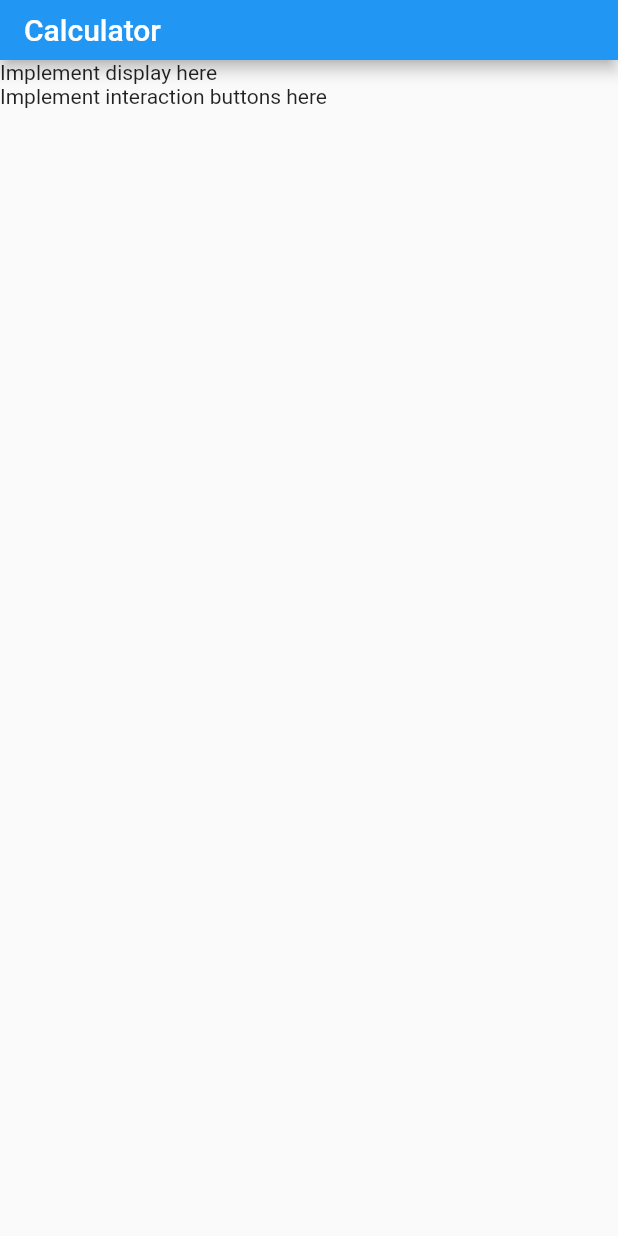
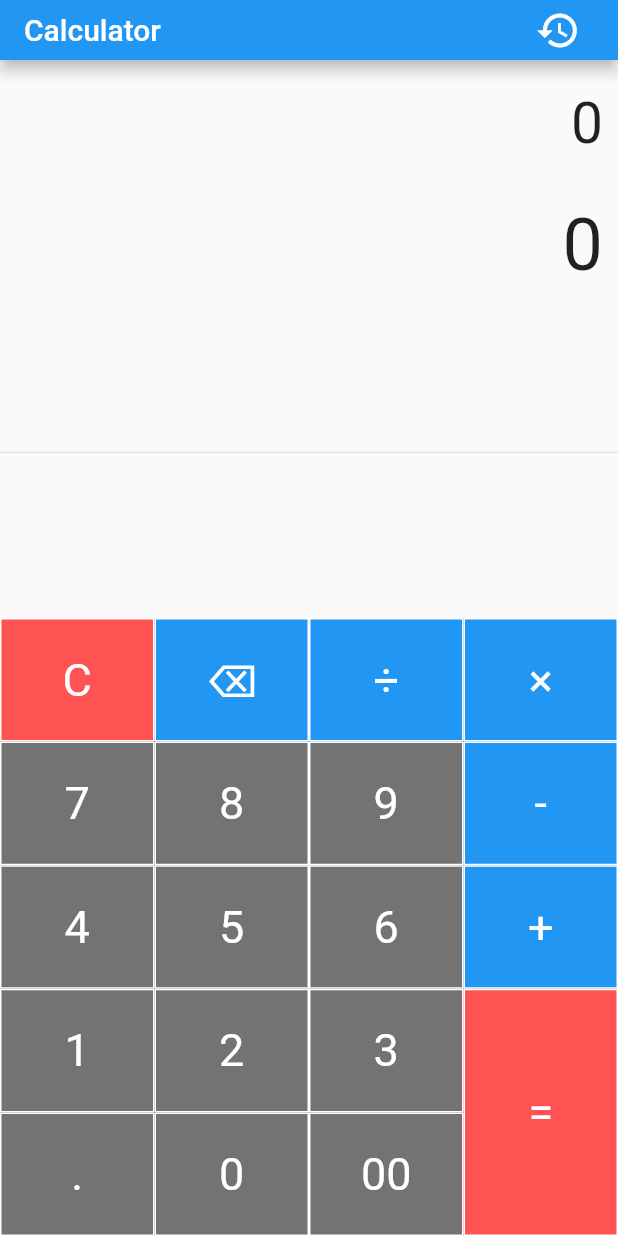
Before and after one commit to kruziikinc/KruziikInterviewChallenge, a Flutter app: the screen it shows after launch, on a phone screen of 412 x 824 dp. Run offline on Flutter 3.47's test engine with Material 2 defaults, Android fonts, the phone set to English and light mode, and no system bars; our stand-ins replace math_expressions, shared_preferences.

Commit message:
final commit --challenge submission

```diff
--- a/lib/main.dart
+++ b/lib/main.dart
@@ -16,6 +16,7 @@ class _CalcState extends State<Calc> {
     return MaterialApp(
       title: 'A simple calculator app',
       // routes: <Create router here>,
+      debugShowCheckedModeBanner: false,
       home: Home(),
     );
   }
--- a/lib/nav/appbar.dart
+++ b/lib/nav/appbar.dart
@@ -1,3 +1,4 @@
+import 'package:calc_challenge/screens/history.dart';
 import 'package:flutter/material.dart';
 
 class CustomNav extends StatelessWidget with PreferredSizeWidget {
@@ -5,6 +6,21 @@ class CustomNav extends StatelessWidget with PreferredSizeWidget {
   Widget build(BuildContext context) {
     return AppBar(
       title: Text('Calculator'),
+      actions: [
+        Padding(
+          padding: const EdgeInsets.only(right: 25.0),
+          child: GestureDetector(
+            onTap: () {
+              Navigator.push(context,
+                  MaterialPageRoute(builder: (context) => history()));
+            },
+            child: Icon(
+              Icons.history,
+              size: 30,
+            ),
+          ),
+        )
+      ],
     );
   }
 
--- a/lib/screens/home.dart
+++ b/lib/screens/home.dart
@@ -1,5 +1,9 @@
 import 'package:calc_challenge/nav/appbar.dart';
 import 'package:flutter/material.dart';
+import 'package:math_expressions/math_expressions.dart';
+import 'package:shared_preferences/shared_preferences.dart';
+
+import '../nav/appbar.dart';
 
 class Home extends StatefulWidget {
   @override
@@ -7,22 +11,205 @@ class Home extends StatefulWidget {
 }
 
 class _HomeState extends State<Home> {
+
+  String equation = "0";
+  String result = "0";
+  String expression = "";
+  double equationFontSize = 38.0;
+  double resultFontSize = 48.0;
+
+  buttonPressed(String buttonText) async{
+    SharedPreferences sprefs=await SharedPreferences.getInstance();
+    sprefs.setString('equation','0');
+    sprefs.setString('result','0');
+    setState(() {
+      if(buttonText == "C"){
+        equation = "0";
+        result = "0";
+        equationFontSize = 38.0;
+        resultFontSize = 48.0;
+      }
+
+      else if(buttonText == "⌫"){
+        equationFontSize = 48.0;
+        resultFontSize = 38.0;
+        equation = equation.substring(0, equation.length - 1);
+        if(equation == ""){
+          equation = "0";
+        }
+      }
+
+      else if(buttonText == "="){
+        equationFontSize = 38.0;
+        resultFontSize = 48.0;
+
+        expression = equation;
+        expression = expression.replaceAll('×', '*');
+        expression = expression.replaceAll('÷', '/');
+
+        try{
+          Parser p = Parser();
+          Expression exp = p.parse(expression);
+
+          ContextModel cm = ContextModel();
+          result = '${exp.evaluate(EvaluationType.REAL, cm)}';
+        }catch(e){
+          result = "Error";
+        }
+
+      }
+
+      else{
+        equationFontSize = 48.0;
+        resultFontSize = 38.0;
+        if(equation == "0"){
+          equation = buttonText;
+        }else {
+          equation = equation + buttonText;
+        }
+      }
+    });
+  }
+
+  Widget buildButton(String buttonText, double buttonHeight, Color buttonColor){
+    return Container(
+      height: MediaQuery.of(context).size.height * 0.1 * buttonHeight,
+      color: buttonColor,
+      child: FlatButton(
+          shape: RoundedRectangleBorder(
+              borderRadius: BorderRadius.circular(0.0),
+              side: BorderSide(
+                  color: Colors.white,
+                  width: 1,
+                  style: BorderStyle.solid
+              )
+          ),
+          padding: EdgeInsets.all(16.0),
+          onPressed: () => buttonPressed(buttonText),
+          child: Text(
+            buttonText,
+            style: TextStyle(
+                fontSize: 30.0,
+                fontWeight: FontWeight.normal,
+                color: Colors.white
+            ),
+          )
+      ),
+    );
+  }
+
+
   @override
   Widget build(BuildContext context) {
     return Scaffold(
       appBar: CustomNav(),
       body: Column(
-        children: [
+        children: <Widget>[
+
+
+          Container(
+            alignment: Alignment.centerRight,
+            padding: EdgeInsets.fromLTRB(10, 20, 10, 0),
+            child: Text(equation, style: TextStyle(fontSize: equationFontSize),),
+          ),
+
+
+          Container(
+            alignment: Alignment.centerRight,
+            padding: EdgeInsets.fromLTRB(10, 30, 10, 0),
+            child: Text(result, style: TextStyle(fontSize: resultFontSize),),
+          ),
+
+
+          Expanded(
+            child: Divider(),
+          ),
+
+
           Row(
-            children: [
-              Text('Implement display here'),
+            mainAxisAlignment: MainAxisAlignment.center,
+            children: <Widget>[
+              Container(
+                width: MediaQuery.of(context).size.width * .75,
+                child: Table(
+                  children: [
+                    TableRow(
+                        children: [
+                          buildButton("C", 1, Colors.redAccent),
+                          buildButton("⌫", 1, Colors.blue),
+                          buildButton("÷", 1, Colors.blue),
+                        ]
+                    ),
+
+                    TableRow(
+                        children: [
+                          buildButton("7", 1, Colors.black54),
+                          buildButton("8", 1, Colors.black54),
+                          buildButton("9", 1, Colors.black54),
+                        ]
+                    ),
+
+                    TableRow(
+                        children: [
+                          buildButton("4", 1, Colors.black54),
+                          buildButton("5", 1, Colors.black54),
+                          buildButton("6", 1, Colors.black54),
+                        ]
+                    ),
+
+                    TableRow(
+                        children: [
+                          buildButton("1", 1, Colors.black54),
+                          buildButton("2", 1, Colors.black54),
+                          buildButton("3", 1, Colors.black54),
+                        ]
+                    ),
+
+                    TableRow(
+                        children: [
+                          buildButton(".", 1, Colors.black54),
+                          buildButton("0", 1, Colors.black54),
+                          buildButton("00", 1, Colors.black54),
+                        ]
+                    ),
+                  ],
+                ),
+              ),
+
+
+              Container(
+                width: MediaQuery.of(context).size.width * 0.25,
+                child: Table(
+                  children: [
+                    TableRow(
+                        children: [
+                          buildButton("×", 1, Colors.blue),
+                        ]
+                    ),
+
+                    TableRow(
+                        children: [
+                          buildButton("-", 1, Colors.blue),
+                        ]
+                    ),
+
+                    TableRow(
+                        children: [
+                          buildButton("+", 1, Colors.blue),
+                        ]
+                    ),
+
+                    TableRow(
+                        children: [
+                          buildButton("=", 2, Colors.redAccent),
+                        ]
+                    ),
+                  ],
+                ),
+              )
             ],
           ),
-          Row(
-            children: [
-              Text('Implement interaction buttons here'),
-            ],
-          )
+
         ],
       ),
     );
--- a/pubspec.yaml
+++ b/pubspec.yaml
@@ -23,6 +23,8 @@ environment:
 dependencies:
   flutter:
     sdk: flutter
+  math_expressions: ^2.0.2
+  shared_preferences: ^0.5.12+4
 
 
   # The following adds the Cupertino Icons font to your application.
```
Also changed, not shown: lib/screens/history.dart (added, +52 -0 lines), pubspec.lock.
